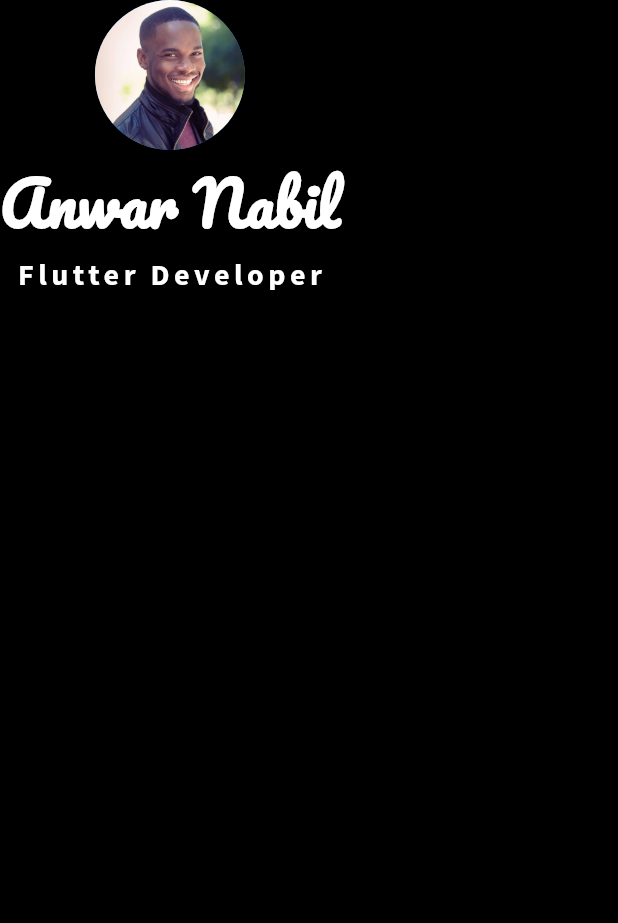
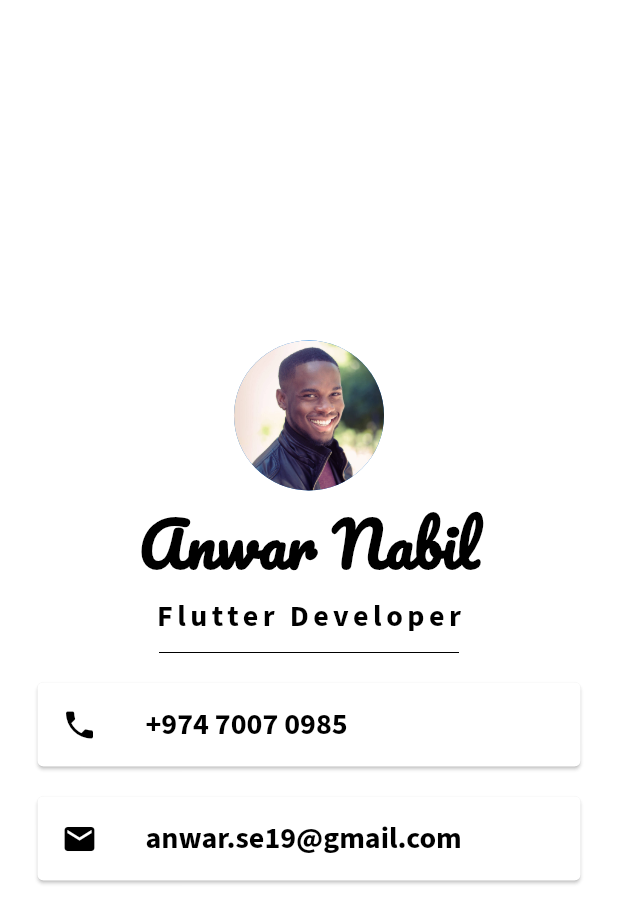
Before and after one commit to Almashaari/MiCard, a Flutter app: the screen it shows after launch, on a phone screen of 412 x 824 dp. Shown: the top 923 px of the screen. Run offline on Flutter 3.47's test engine with Material 2 defaults, Android fonts, the phone set to English and light mode, and no system bars.

Commit message:
Add box info

```diff
--- a/lib/main.dart
+++ b/lib/main.dart
@@ -9,9 +9,11 @@ class MyApp extends StatelessWidget {
   Widget build(BuildContext context) {
     return MaterialApp(
       home: Scaffold(
-        backgroundColor: Colors.black,
+        backgroundColor: Colors.white,
         body: SafeArea(
+          child: Center(
             child: Column(
+              mainAxisAlignment: MainAxisAlignment.center,
               children: [
                 CircleAvatar(
                   backgroundImage: AssetImage("images/profile_pic.jpg"),
@@ -22,7 +24,7 @@ class MyApp extends StatelessWidget {
                   style: TextStyle(
                     fontFamily: 'Pacifico',
                     fontSize: 40,
-                color: Colors.white,
+                    color: Colors.black,
                     fontWeight: FontWeight.bold,
                   ),
                 ),
@@ -31,13 +33,56 @@ class MyApp extends StatelessWidget {
                   style: TextStyle(
                     fontFamily: 'SourceSans',
                     fontSize: 20,
-                color: Colors.white,
+                    color: Colors.black,
                     letterSpacing: 3,
                     fontWeight: FontWeight.bold,
                   ),
                 ),
+                SizedBox(
+                  height: 20,
+                  width: 200,
+                  child: Divider(color: Colors.black),
+                ),
+                Card(
+                  margin: EdgeInsets.symmetric(vertical: 10, horizontal: 25),
+                  child: ListTile(
+                    leading: Icon(
+                      Icons.phone,
+                      color: Colors.black,
+                    ),
+                    title: Text(
+                      '+974 7007 0985',
+                      style: TextStyle(
+                        fontFamily: 'SourceSans',
+                        fontSize: 20,
+                        color: Colors.black,
+                        fontWeight: FontWeight.bold,
+                      ),
+                    ),
+                  ),
+                ),
+                Card(
+                  margin: EdgeInsets.symmetric(vertical: 10, horizontal: 25),
+                  child: ListTile(
+                    leading: Icon(
+                      Icons.email,
+                      color: Colors.black,
+                    ),
+                    title: Text(
+                      'anwar.se19@gmail.com',
+                      style: TextStyle(
+                        fontFamily: 'SourceSans',
+                        fontSize: 20,
+                        color: Colors.black,
+                        fontWeight: FontWeight.bold,
+                      ),
+                    ),
+                  ),
+                ),
               ],
-        )),
+            ),
+          ),
+        ),
       ),
     );
   }
```
Lines whose indentation alone changed are shown as unchanged.
